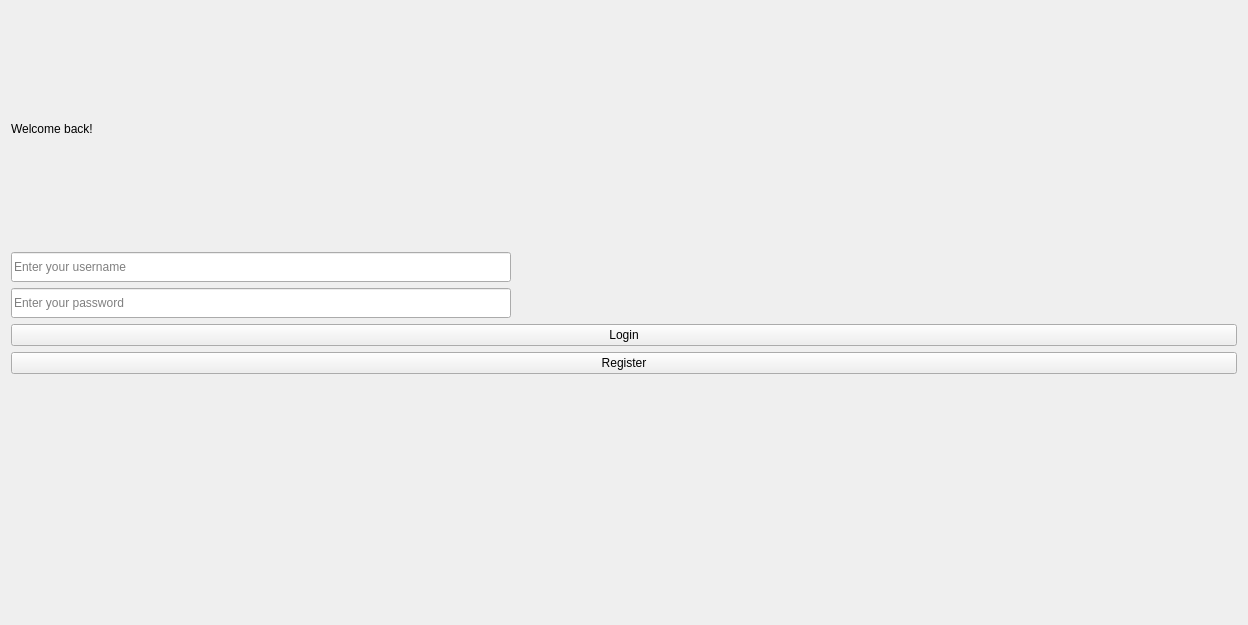
codingburgas/finance-challenge-vermogenskrieger, file src/login.ui: the form before one commit.
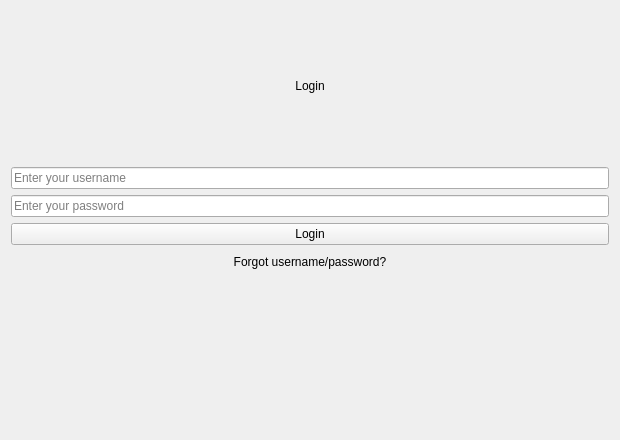
The form after the commit.

What changed in the file:
```diff
--- a/src/login.ui
+++ b/src/login.ui
@@ -6,8 +6,8 @@
    <rect>
     <x>0</x>
     <y>0</y>
-    <width>1248</width>
-    <height>625</height>
+    <width>620</width>
+    <height>440</height>
    </rect>
   </property>
   <property name="windowTitle">
@@ -17,21 +17,15 @@
    <item>
     <widget class="QLabel" name="welcomeLabel">
      <property name="text">
-      <string>Welcome back!</string>
+      <string>Login</string>
+     </property>
+     <property name="alignment">
+      <set>Qt::AlignmentFlag::AlignCenter</set>
      </property>
     </widget>
    </item>
    <item>
     <widget class="QLineEdit" name="usernameLineEdit">
-     <property name="enabled">
-      <bool>true</bool>
-     </property>
-     <property name="maximumSize">
-      <size>
-       <width>500</width>
-       <height>30</height>
-      </size>
-     </property>
      <property name="placeholderText">
       <string>Enter your username</string>
      </property>
@@ -39,12 +33,6 @@
    </item>
    <item>
     <widget class="QLineEdit" name="passwordLineEdit">
-     <property name="maximumSize">
-      <size>
-       <width>500</width>
-       <height>30</height>
-      </size>
-     </property>
      <property name="echoMode">
       <enum>QLineEdit::EchoMode::Password</enum>
      </property>
@@ -63,7 +51,10 @@
    <item>
     <widget class="QPushButton" name="registerButton"> <!-- Register Button Added -->
      <property name="text">
-      <string>Register</string>
+      <string>Forgot username/password?</string>
+     </property>
+     <property name="flat">
+      <bool>true</bool>
      </property>
     </widget>
    </item>
```
Left out of the diff: 4 changed lines with no effect on the pictures.
